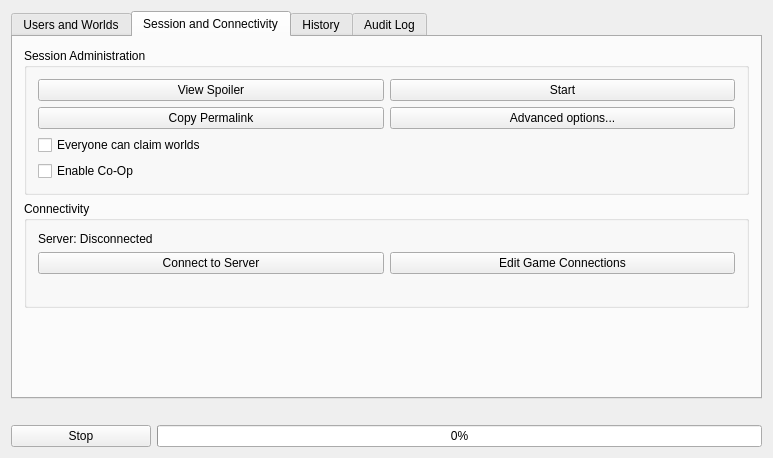
Old version of the form randovania/gui/ui_files/multiplayer_session.ui in the repository randovania/randovania.
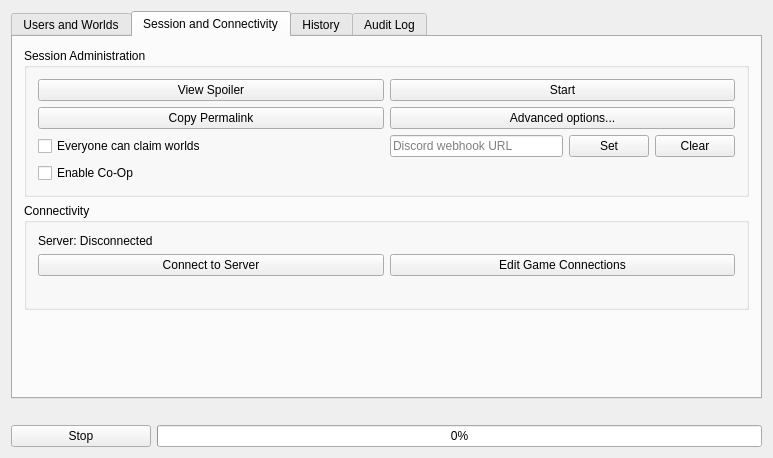
New version of the form. The open tabs and pages were chosen to show the change.

Commit message: Allow setting and unsetting webhook URL

Patch:
```diff
--- a/randovania/gui/ui_files/multiplayer_session.ui
+++ b/randovania/gui/ui_files/multiplayer_session.ui
@@ -157,6 +157,61 @@
              </property>
             </widget>
            </item>
+           <item row="2" column="1">
+            <layout class="QHBoxLayout" name="horizontalLayout">
+             <item>
+              <widget class="QLineEdit" name="notification_webhook_textbox">
+               <property name="sizePolicy">
+                <sizepolicy hsizetype="Minimum" vsizetype="Fixed">
+                 <horstretch>0</horstretch>
+                 <verstretch>0</verstretch>
+                </sizepolicy>
+               </property>
+               <property name="maximumSize">
+                <size>
+                 <width>450</width>
+                 <height>24</height>
+                </size>
+               </property>
+               <property name="toolTip">
+                <string>&lt;html&gt;&lt;head/&gt;&lt;body&gt;&lt;p&gt;Discord webhook URL&lt;/p&gt;&lt;/body&gt;&lt;/html&gt;</string>
+               </property>
+               <property name="text">
+                <string/>
+               </property>
+               <property name="placeholderText">
+                <string>Discord webhook URL</string>
+               </property>
+              </widget>
+             </item>
+             <item>
+              <widget class="QPushButton" name="notification_webhook_set_button">
+               <property name="sizePolicy">
+                <sizepolicy hsizetype="Maximum" vsizetype="Fixed">
+                 <horstretch>0</horstretch>
+                 <verstretch>0</verstretch>
+                </sizepolicy>
+               </property>
+               <property name="text">
+                <string>Set</string>
+               </property>
+              </widget>
+             </item>
+             <item>
+              <widget class="QPushButton" name="notification_webhook_clear_button">
+               <property name="sizePolicy">
+                <sizepolicy hsizetype="Maximum" vsizetype="Fixed">
+                 <horstretch>0</horstretch>
+                 <verstretch>0</verstretch>
+                </sizepolicy>
+               </property>
+               <property name="text">
+                <string>Clear</string>
+               </property>
+              </widget>
+             </item>
+            </layout>
+           </item>
           </layout>
          </widget>
         </item>
```
Left out of the diff: 4 changed lines with no effect on the pictures. The commit also changes 8 other files.
